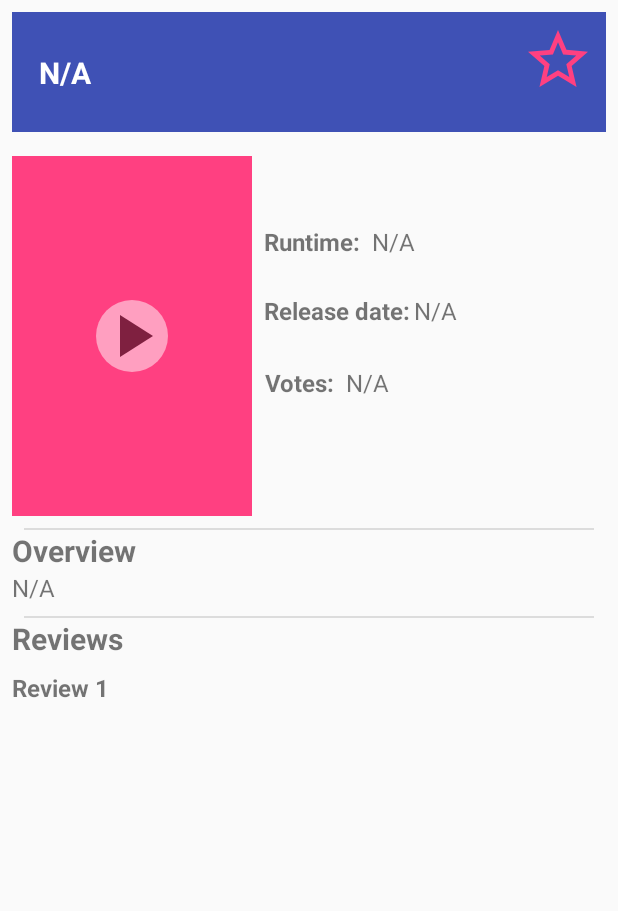
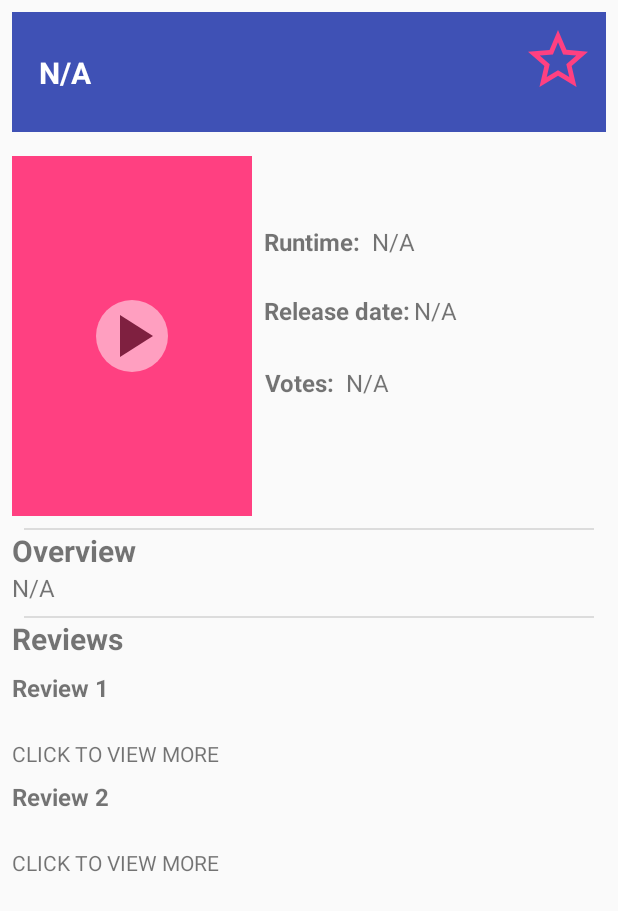
Before and after one commit to BIGxRED/PopularMovies_Stage2, an Android app: the layout activity_movie_details.xml on its own in the app's theme, with its tools: preview values and no code run, on a phone screen of 412 x 824 dp. Shown: the top 911 px of the screen. Run offline under Robolectric (Android 15) with nearby library versions, the phone set to English and light mode, and no system bars.

```diff
--- a/app/src/main/res/layout/activity_movie_details.xml
+++ b/app/src/main/res/layout/activity_movie_details.xml
@@ -36,7 +36,8 @@
             app:layout_constraintRight_toRightOf="@+id/title_background"
             app:layout_constraintTop_toTopOf="@+id/title_background"
             android:layout_marginTop="8dp"
-            android:onClick="onFavoriteClicked"/>
+            android:onClick="onFavoriteClicked"
+            android:layout_marginEnd="8dp"/>
 
         <!--Movie title-->
         <TextView
@@ -89,7 +90,6 @@
             android:layout_width="0dp"
             android:layout_marginLeft="8dp"
             android:layout_marginBottom="24dp"
-            tools:layout_constraintTop_creator="1"
             app:layout_constraintLeft_toRightOf="@+id/fl_movie_poster"
             app:layout_constraintBottom_toTopOf="@+id/tv_movie_release_date"
             android:layout_marginStart="8dp"/>
@@ -103,7 +103,6 @@
             android:layout_width="0dp"
             android:layout_marginLeft="8dp"
             android:layout_marginStart="8dp"
-            tools:layout_constraintTop_creator="1"
             app:layout_constraintLeft_toRightOf="@+id/tv_movie_runtime_label"
             app:layout_constraintBottom_toBottomOf="@+id/tv_movie_runtime_label"/>
 
@@ -127,7 +126,6 @@
             style="@style/MovieStats"
             android:layout_height="40dp"
             android:layout_width="120dp"
-            android:layout_marginStart="8dp"
             android:layout_marginLeft="8dp"
             app:layout_constraintBottom_toBottomOf="@+id/fl_movie_poster"
             app:layout_constraintTop_toBottomOf="@+id/title_background"
@@ -158,11 +156,10 @@
             android:layout_height="wrap_content"
             android:layout_marginStart="8dp"
             android:text="N/A"
-            tools:layout_constraintTop_creator="1"
             app:layout_constraintLeft_toRightOf="@+id/tv_movie_vote_results_label"
             android:layout_marginLeft="8dp"
             app:layout_constraintBottom_toBottomOf="@+id/tv_movie_vote_results_label"
-            android:layout_marginTop="8dp"/>
+            />
 
         <!--Horizontal separator-->
         <View
@@ -219,10 +216,19 @@
             app:layout_constraintLeft_toLeftOf="parent"
             app:layout_constraintTop_toBottomOf="@+id/separator2"/>
 
+        <LinearLayout
+            android:id="@+id/ll_review1"
+            android:layout_width="0dp"
+            android:layout_height="wrap_content"
+            android:orientation="vertical"
+            app:layout_constraintTop_toBottomOf="@+id/tv_reviews_heading"
+            app:layout_constraintLeft_toLeftOf="parent"
+            app:layout_constraintRight_toRightOf="parent">
+
             <!--Review 1 heading-->
             <TextView
                 android:id="@+id/tv_review1_heading"
-            android:layout_width="0dp"
+                android:layout_width="wrap_content"
                 android:layout_height="wrap_content"
                 android:text="Review 1"
                 style="@style/MovieStats"
@@ -234,13 +240,71 @@
                 android:gravity="left"/>
 
             <TextView
-            android:id="@+id/tv_review_1"
-            android:layout_width="0dp"
-            android:layout_height="80dp"
+                android:id="@+id/tv_review1"
+                android:layout_width="wrap_content"
+                android:layout_height="wrap_content"
                 android:maxLines="4"
+                android:ellipsize="end"
                 app:layout_constraintLeft_toLeftOf="parent"
                 app:layout_constraintRight_toRightOf="parent"
                 app:layout_constraintTop_toBottomOf="@+id/tv_review1_heading"/>
 
+            <TextView
+                android:id="@+id/tv_review1_click_hint"
+                android:layout_width="wrap_content"
+                android:layout_height="wrap_content"
+                android:layout_marginTop="4dp"
+                android:text="CLICK TO VIEW MORE"
+                app:layout_constraintLeft_toLeftOf="parent"
+                app:layout_constraintRight_toRightOf="parent"
+                app:layout_constraintTop_toBottomOf="@+id/tv_review1"/>
+
+        </LinearLayout>
+
+        <LinearLayout
+            android:id="@+id/ll_review2"
+            android:layout_width="0dp"
+            android:layout_height="wrap_content"
+            android:orientation="vertical"
+            app:layout_constraintTop_toBottomOf="@+id/ll_review1"
+            app:layout_constraintLeft_toLeftOf="parent"
+            app:layout_constraintRight_toRightOf="parent">
+
+            <!--Review 1 heading-->
+            <TextView
+                android:id="@+id/tv_review2_heading"
+                android:layout_width="wrap_content"
+                android:layout_height="wrap_content"
+                android:text="Review 2"
+                style="@style/MovieStats"
+                android:textStyle="bold"
+                android:layout_marginTop="8dp"
+                app:layout_constraintLeft_toLeftOf="parent"
+                app:layout_constraintRight_toRightOf="parent"
+                app:layout_constraintTop_toBottomOf="@+id/tv_review1_click_hint"
+                android:gravity="left"/>
+
+            <TextView
+                android:id="@+id/tv_review2"
+                android:layout_width="wrap_content"
+                android:layout_height="wrap_content"
+                android:maxLines="4"
+                android:ellipsize="end"
+                app:layout_constraintLeft_toLeftOf="parent"
+                app:layout_constraintRight_toRightOf="parent"
+                app:layout_constraintTop_toBottomOf="@+id/tv_review2_heading"/>
+
+            <TextView
+                android:id="@+id/tv_review2_click_hint"
+                android:layout_width="wrap_content"
+                android:layout_height="wrap_content"
+                android:layout_marginTop="4dp"
+                android:text="CLICK TO VIEW MORE"
+                app:layout_constraintLeft_toLeftOf="parent"
+                app:layout_constraintRight_toRightOf="parent"
+                app:layout_constraintTop_toBottomOf="@+id/tv_review2"/>
+
+        </LinearLayout>
+
     </android.support.constraint.ConstraintLayout>
 </ScrollView>
```
Also changed, not shown: app/src/main/java/com/example/android/popularmovies_stage2/activities/MovieDetails.java (+51 -21 lines). Lines whose indentation alone changed are shown as unchanged.
